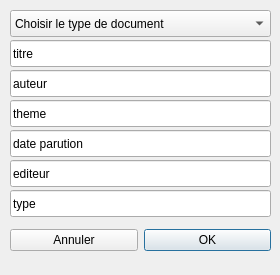
Before: the Qt Designer form Gestionnaire/dialogajout.ui in ncoutenet/Projet_too_graphique, drawn with Qt 5.
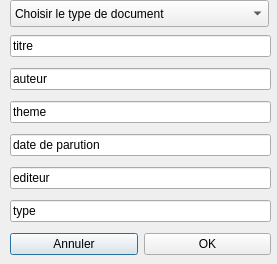
After: the same form once the commit is applied.

Commit message: Amélioration de l'interface d'ajout

Patch:
```diff
--- a/Gestionnaire/dialogajout.ui
+++ b/Gestionnaire/dialogajout.ui
@@ -6,151 +6,92 @@
    <rect>
     <x>0</x>
     <y>0</y>
-    <width>280</width>
-    <height>275</height>
+    <width>277</width>
+    <height>264</height>
    </rect>
   </property>
   <property name="windowTitle">
    <string>Ajout d'un document</string>
   </property>
-  <widget class="QComboBox" name="comboBox">
+  <widget class="QWidget" name="verticalLayoutWidget">
    <property name="geometry">
     <rect>
      <x>10</x>
-     <y>10</y>
+     <y>30</y>
      <width>261</width>
-     <height>27</height>
+     <height>201</height>
     </rect>
    </property>
+   <layout class="QVBoxLayout" name="verticalLayout">
    <item>
-    <property name="text">
-     <string>Choisir le type de document</string>
-    </property>
-   </item>
-   <item>
-    <property name="text">
-     <string>Manga</string>
-    </property>
-   </item>
-   <item>
-    <property name="text">
-     <string>Comic</string>
-    </property>
-   </item>
-   <item>
-    <property name="text">
-     <string>Roman</string>
-    </property>
-   </item>
-   <item>
-    <property name="text">
-     <string>Article</string>
-    </property>
-   </item>
-  </widget>
   <widget class="QLineEdit" name="leTitle">
    <property name="enabled">
     <bool>true</bool>
    </property>
-   <property name="geometry">
-    <rect>
-     <x>10</x>
-     <y>40</y>
-     <width>261</width>
-     <height>27</height>
-    </rect>
-   </property>
    <property name="text">
     <string>titre</string>
    </property>
   </widget>
+    </item>
+    <item>
   <widget class="QLineEdit" name="leAuthor">
    <property name="enabled">
     <bool>true</bool>
    </property>
-   <property name="geometry">
-    <rect>
-     <x>10</x>
-     <y>70</y>
-     <width>261</width>
-     <height>27</height>
-    </rect>
-   </property>
    <property name="text">
     <string>auteur</string>
    </property>
   </widget>
+    </item>
+    <item>
   <widget class="QLineEdit" name="leTheme">
    <property name="enabled">
     <bool>true</bool>
    </property>
-   <property name="geometry">
-    <rect>
-     <x>10</x>
-     <y>100</y>
-     <width>261</width>
-     <height>27</height>
-    </rect>
-   </property>
    <property name="text">
     <string>theme</string>
    </property>
   </widget>
+    </item>
+    <item>
   <widget class="QLineEdit" name="leDateParution">
    <property name="enabled">
     <bool>true</bool>
    </property>
-   <property name="geometry">
-    <rect>
-     <x>10</x>
-     <y>130</y>
-     <width>261</width>
-     <height>27</height>
-    </rect>
-   </property>
    <property name="text">
-    <string>date parution</string>
-   </property>
-  </widget>
+       <string>date de parution</string>
+      </property>
+     </widget>
+    </item>
+    <item>
   <widget class="QLineEdit" name="leEditor">
    <property name="enabled">
     <bool>true</bool>
    </property>
-   <property name="geometry">
-    <rect>
-     <x>10</x>
-     <y>160</y>
-     <width>261</width>
-     <height>27</height>
-    </rect>
-   </property>
    <property name="text">
     <string>editeur</string>
    </property>
   </widget>
+    </item>
+    <item>
   <widget class="QLineEdit" name="leType">
    <property name="enabled">
     <bool>true</bool>
    </property>
-   <property name="geometry">
-    <rect>
-     <x>10</x>
-     <y>190</y>
-     <width>261</width>
-     <height>27</height>
-    </rect>
-   </property>
    <property name="text">
     <string>type</string>
    </property>
   </widget>
+    </item>
+   </layout>
+  </widget>
   <widget class="QWidget" name="horizontalLayoutWidget">
    <property name="geometry">
     <rect>
      <x>10</x>
-     <y>220</y>
+     <y>230</y>
      <width>261</width>
-     <height>41</height>
+     <height>29</height>
     </rect>
    </property>
    <layout class="QHBoxLayout" name="horizontalLayout">
@@ -159,6 +100,9 @@
       <property name="text">
        <string>Annuler</string>
       </property>
+      <property name="default">
+       <bool>true</bool>
+      </property>
      </widget>
     </item>
     <item>
@@ -166,13 +110,51 @@
       <property name="text">
        <string>OK</string>
       </property>
+      <property name="autoDefault">
+       <bool>false</bool>
+      </property>
       <property name="default">
-       <bool>true</bool>
+       <bool>false</bool>
       </property>
      </widget>
     </item>
    </layout>
   </widget>
+  <widget class="QComboBox" name="comboBox">
+   <property name="geometry">
+    <rect>
+     <x>10</x>
+     <y>0</y>
+     <width>259</width>
+     <height>27</height>
+    </rect>
+   </property>
+   <item>
+    <property name="text">
+     <string>Choisir le type de document</string>
+    </property>
+   </item>
+   <item>
+    <property name="text">
+     <string>Manga</string>
+    </property>
+   </item>
+   <item>
+    <property name="text">
+     <string>Comic</string>
+    </property>
+   </item>
+   <item>
+    <property name="text">
+     <string>Roman</string>
+    </property>
+   </item>
+   <item>
+    <property name="text">
+     <string>Article</string>
+    </property>
+   </item>
+  </widget>
  </widget>
  <resources/>
  <connections/>
```
Lines whose indentation alone changed are shown as unchanged. The commit also changes 1 other file.
